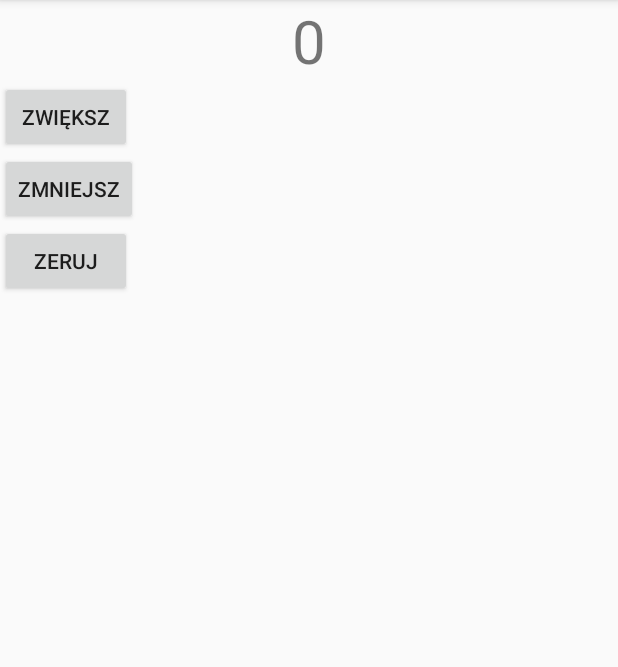
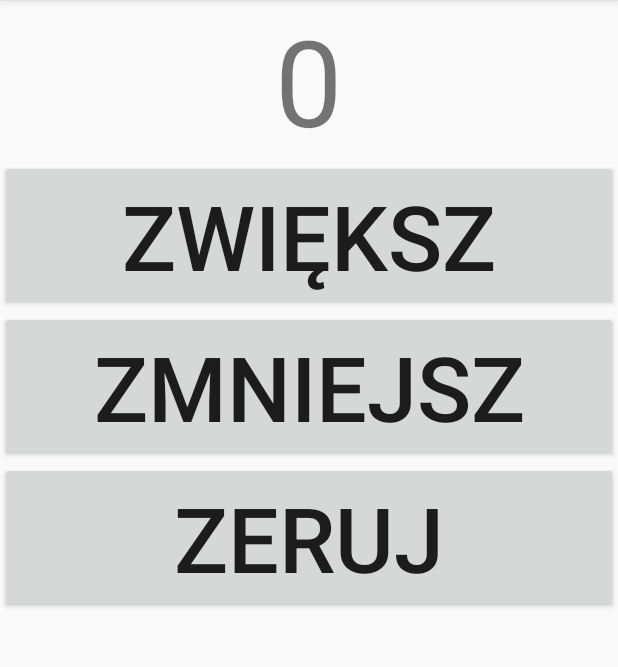
Before and after one commit to seab1/android_counter, an Android app: the screen it shows after launch (MainActivity), on a phone screen of 412 x 824 dp, the part 84-751 px from its top. Run offline under Robolectric (Android 15) with nearby library versions, the phone set to English and light mode, and no system bars.

Commit message:
Layouts adjusted!

```diff
--- a/app/src/main/res/layout/activity_main.xml
+++ b/app/src/main/res/layout/activity_main.xml
@@ -12,23 +12,29 @@
         android:layout_height="wrap_content"
         android:layout_gravity="center_horizontal"
         android:text="0"
-        android:textSize="40dp" />
+        android:textSize="80dp" />
 
     <Button
-        android:layout_width="wrap_content"
+        android:layout_width="fill_parent"
         android:layout_height="wrap_content"
+        android:layout_gravity="center_horizontal"
+        android:textSize="60dp"
         android:text="@string/increase"
         android:onClick="increment"/>
 
     <Button
-        android:layout_width="wrap_content"
+        android:layout_width="fill_parent"
         android:layout_height="wrap_content"
+        android:layout_gravity="center_horizontal"
+        android:textSize="60dp"
         android:text="@string/decrease"
         android:onClick="decrement"/>
 
     <Button
-        android:layout_width="wrap_content"
+        android:layout_width="fill_parent"
         android:layout_height="wrap_content"
+        android:layout_gravity="center_horizontal"
+        android:textSize="60dp"
         android:text="@string/zero"
         android:onClick="setZero"/>
 </LinearLayout>
```
